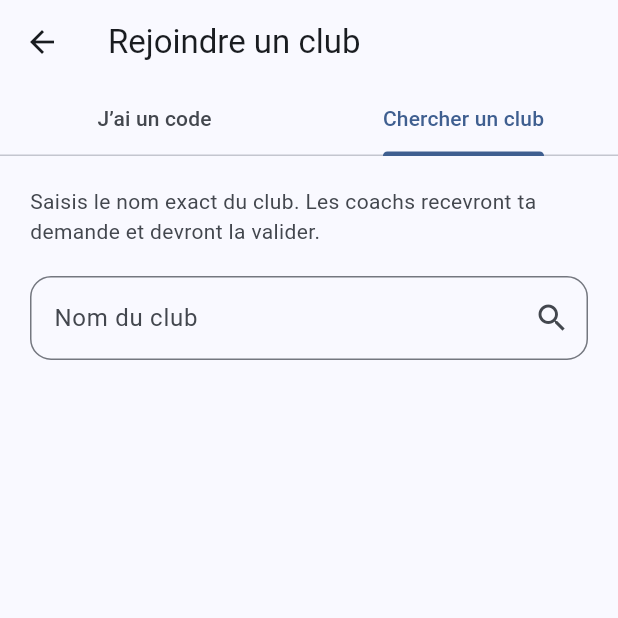
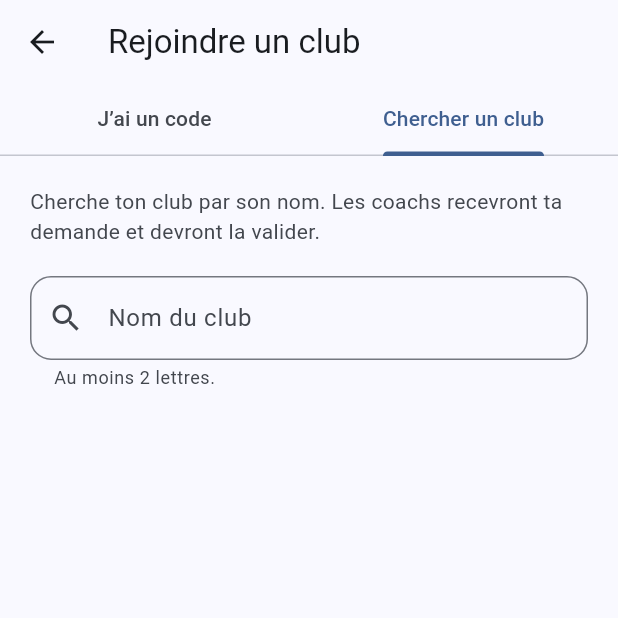
Before and after one commit to matbu/stride, a Flutter app: the JoinClubScreen screen opened directly, tab 2 chosen, on a phone screen of 412 x 824 dp, the top half of it. Run offline on Flutter 3.47's test engine with Material 3 defaults, Android fonts, the phone set to English and light mode, and no system bars; our stand-ins replace file_picker, flutter_riverpod, go_router, share_plus, supabase_flutter; missing offline and left inert: powersync, sqlite_async; accounts and stored records are empty.

Commit message:
Improve search by club

```diff
--- a/app/lib/features/onboarding/join_club_screen.dart
+++ b/app/lib/features/onboarding/join_club_screen.dart
@@ -1,3 +1,5 @@
+import 'dart:async';
+
 import 'package:flutter/material.dart';
 import 'package:flutter/services.dart';
 import 'package:flutter_riverpod/flutter_riverpod.dart';
@@ -150,32 +152,44 @@ class _SearchTab extends ConsumerStatefulWidget {
 
 class _SearchTabState extends ConsumerState<_SearchTab> {
   final _query = TextEditingController();
-  Club? _found;
-  bool _searched = false;
+  Timer? _debounce;
+  List<Club>? _results; // null : pas encore cherché (ou moins de 2 caractères)
+  bool _searching = false;
+  Club? _selected;
   bool _busy = false;
   ClubRole _role = ClubRole.athlete;
 
   @override
   void dispose() {
+    _debounce?.cancel();
     _query.dispose();
     super.dispose();
   }
 
-  Future<void> _search() async {
-    if (_query.text.trim().isEmpty) return;
-    setState(() => _busy = true);
-    final club = await guarded(context, () => ref.read(clubActionsProvider).findClub(_query.text));
+  void _onChanged(String text) {
+    setState(() => _selected = null);
+    _debounce?.cancel();
+    final q = text.trim();
+    if (q.length < 2) {
+      setState(() => _results = null);
+      return;
+    }
+    _debounce = Timer(const Duration(milliseconds: 300), () => _search(q));
+  }
+
+  Future<void> _search(String q) async {
+    setState(() => _searching = true);
+    final results = await guarded(context, () => ref.read(clubActionsProvider).searchClubs(q));
     if (!mounted) return;
     setState(() {
-      _busy = false;
-      _found = club;
-      _searched = true;
+      _searching = false;
+      _results = results ?? [];
     });
   }
 
   Future<void> _request() async {
     setState(() => _busy = true);
-    await guarded(context, () => ref.read(clubActionsProvider).requestJoin(_found!.id, _role));
+    await guarded(context, () => ref.read(clubActionsProvider).requestJoin(_selected!.id, _role));
     // Succès : la demande arrive par la synchronisation et le routeur ouvre l'écran d'attente.
     if (mounted) setState(() => _busy = false);
   }
@@ -183,11 +197,12 @@ class _SearchTabState extends ConsumerState<_SearchTab> {
   @override
   Widget build(BuildContext context) {
     final theme = Theme.of(context);
+    final selected = _selected;
     return ListView(
       padding: const EdgeInsets.all(20),
       children: [
         Text(
-          'Saisis le nom exact du club. Les coachs recevront ta demande et devront la valider.',
+          'Cherche ton club par son nom. Les coachs recevront ta demande et devront la valider.',
           style: theme.textTheme.bodyMedium?.copyWith(color: theme.colorScheme.onSurfaceVariant),
         ),
         const SizedBox(height: 20),
@@ -198,26 +213,55 @@ class _SearchTabState extends ConsumerState<_SearchTab> {
           textInputAction: TextInputAction.search,
           decoration: InputDecoration(
             labelText: 'Nom du club',
-            suffixIcon: IconButton(icon: const Icon(Icons.search), onPressed: _busy ? null : _search),
+            helperText: 'Au moins 2 lettres.',
+            prefixIcon: const Icon(Icons.search),
+            suffixIcon: _searching
+                ? const Padding(
+                    padding: EdgeInsets.all(12),
+                    child: SizedBox(width: 16, height: 16, child: CircularProgressIndicator(strokeWidth: 2)),
+                  )
+                : null,
           ),
-          onChanged: (_) => setState(() {
-            _found = null;
-            _searched = false;
-          }),
-          onSubmitted: (_) => _search(),
+          onChanged: _onChanged,
+          onSubmitted: (t) {
+            _debounce?.cancel();
+            final q = t.trim();
+            if (q.length >= 2) _search(q);
+          },
         ),
-        const SizedBox(height: 16),
-        if (_searched && _found == null)
-          const Text('Aucun club avec ce nom. Vérifie l’orthographe.'),
-        if (_found != null) ...[
+        const SizedBox(height: 8),
+        if (selected == null) ...[
+          if (_results != null && _results!.isEmpty)
+            const Padding(
+              padding: EdgeInsets.symmetric(vertical: 12),
+              child: Text('Aucun club trouvé.'),
+            ),
+          for (final c in _results ?? const <Club>[])
+            Card(
+              margin: const EdgeInsets.only(bottom: 8),
+              child: ListTile(
+                title: Text(c.name),
+                trailing: const Icon(Icons.chevron_right),
+                onTap: () => setState(() => _selected = c),
+              ),
+            ),
+        ] else ...[
           Card(
             child: Padding(
               padding: const EdgeInsets.all(16),
               child: Column(
                 crossAxisAlignment: CrossAxisAlignment.start,
                 children: [
-                  Text(_found!.name, style: theme.textTheme.titleLarge),
-                  const SizedBox(height: 12),
+                  Row(
+                    children: [
+                      Expanded(child: Text(selected.name, style: theme.textTheme.titleLarge)),
+                      TextButton(
+                        onPressed: _busy ? null : () => setState(() => _selected = null),
+                        child: const Text('Changer'),
+                      ),
+                    ],
+                  ),
+                  const SizedBox(height: 8),
                   const Text('Je rejoins en tant que…'),
                   const SizedBox(height: 8),
                   SegmentedButton<ClubRole>(
```
Also changed, not shown: app/lib/data/actions.dart (+8 -5 lines), 3 other files.
